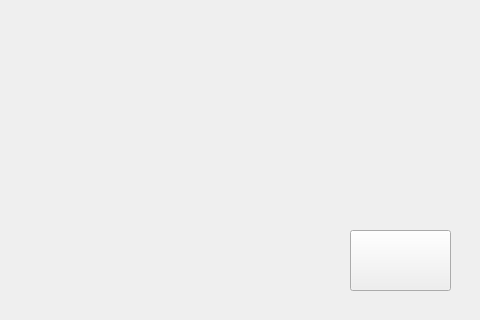
This is widget.ui in serendipity-com/Mario as Qt 5 draws it before an edit; both pictures show x 420 to 900 and y 320 to 640 of the 900 by 640 pixel window. The edited form follows.
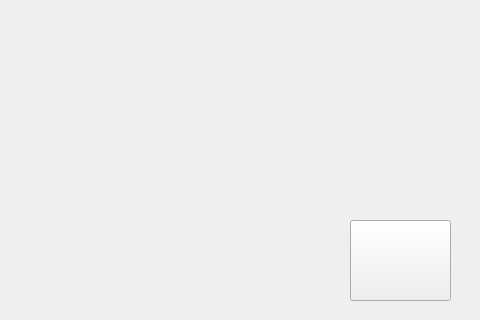
This is the edited form. Icons and pictures are not drawn.

Diff of the .ui file:
```diff
--- a/widget.ui
+++ b/widget.ui
@@ -118,9 +118,9 @@
     <property name="geometry">
      <rect>
       <x>910</x>
-      <y>560</y>
+      <y>550</y>
       <width>101</width>
-      <height>61</height>
+      <height>81</height>
      </rect>
     </property>
     <property name="styleSheet">
```
Left out of the diff: 3 changed lines with no effect on the pictures.
